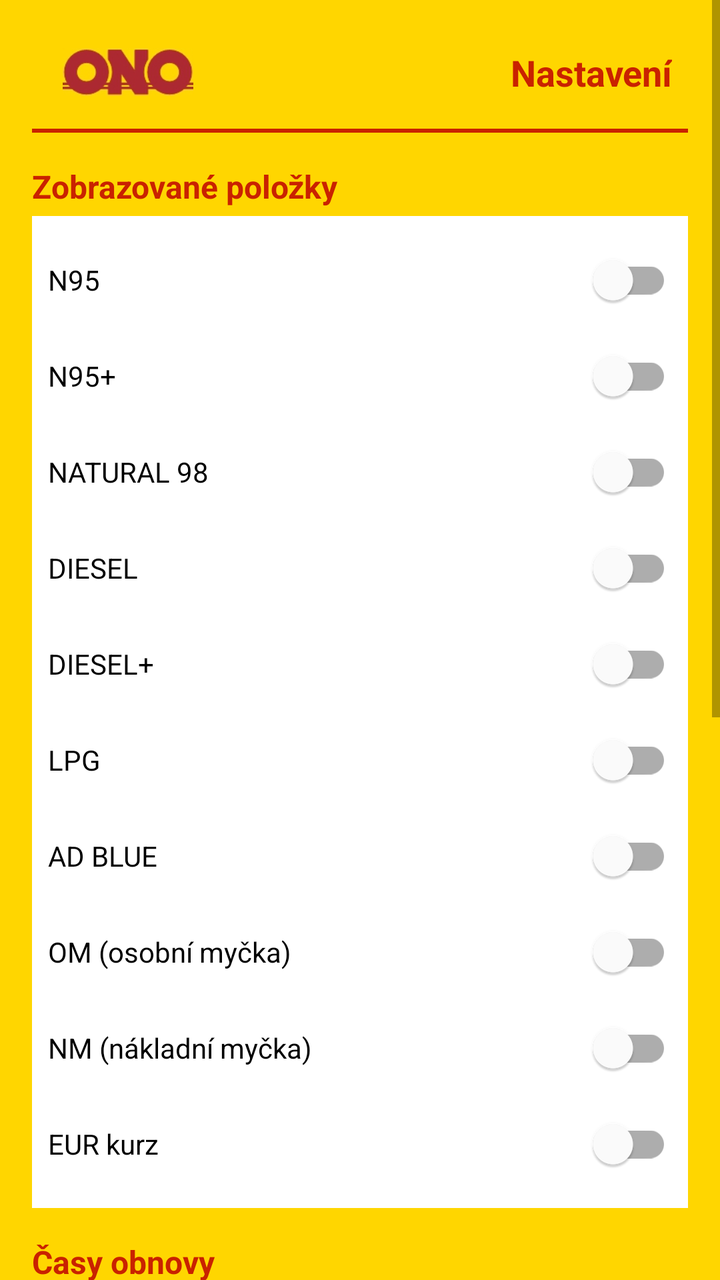
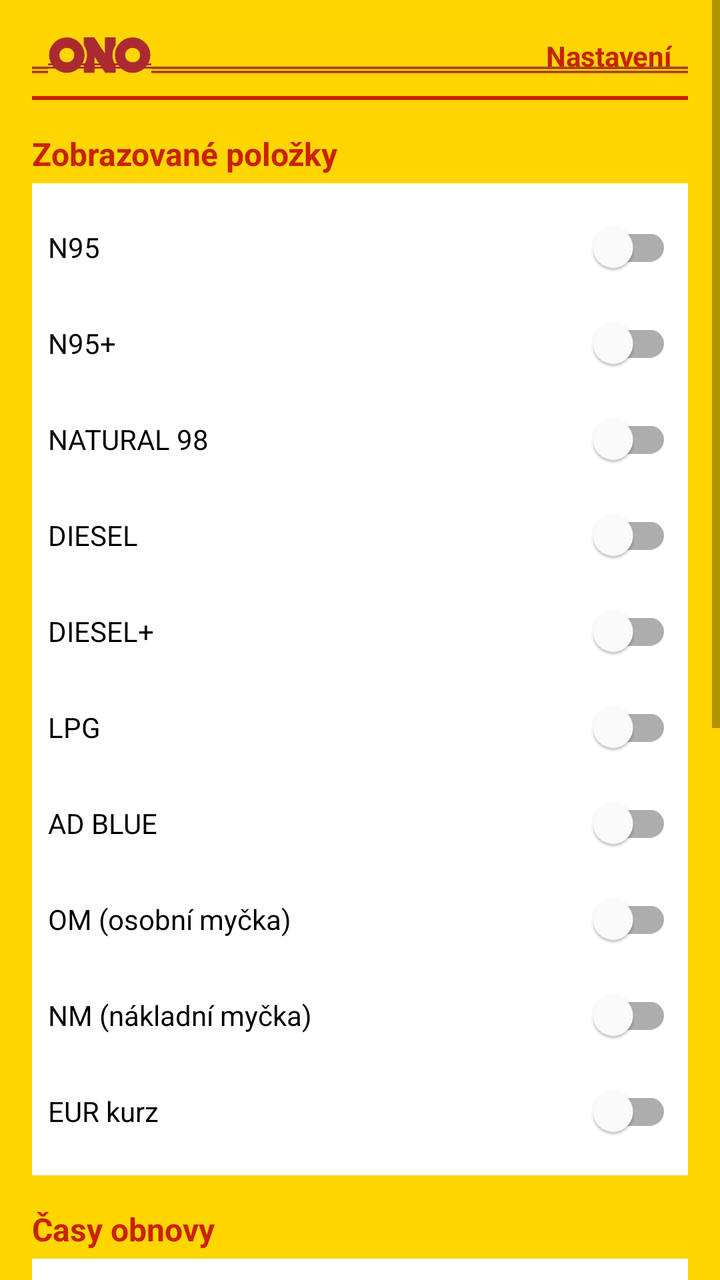

Two renders of the same Android screen: before a commit and after it. Below are the layout's source before the change and the commit's diff.
<!-- AndroidManifest.xml: activity theme Theme.TankONOWidget -->
<!-- res/layout/activity_main.xml -->
<?xml version="1.0" encoding="utf-8"?>

<ScrollView xmlns:android="http://schemas.android.com/apk/res/android"
    xmlns:app="http://schemas.android.com/apk/res-auto"
    android:layout_width="match_parent"
    android:layout_height="match_parent"
    android:background="@color/yellow">

    <LinearLayout
        android:layout_width="match_parent"
        android:layout_height="wrap_content"
        android:orientation="vertical"
        android:padding="16dp">

        
        <LinearLayout
            android:layout_width="match_parent"
            android:layout_height="wrap_content"
            android:orientation="horizontal"
            android:gravity="center_vertical"
            android:background="@color/yellow"
            android:padding="8dp">

            <ImageView
                android:layout_width="80dp"
                android:layout_height="24dp"
                android:src="@drawable/logo"
                android:scaleType="fitCenter" />

            <TextView
                android:layout_width="0dp"
                android:layout_weight="1"
                android:layout_height="wrap_content"
                android:text="Nastavení"
                android:textSize="18sp"
                android:textColor="@color/red"
                android:textStyle="bold"
                android:gravity="end" />

        </LinearLayout>

        
        <LinearLayout
            android:layout_width="match_parent"
            android:layout_height="wrap_content"
            android:orientation="horizontal"
            android:layout_marginTop="8dp"
            android:layout_marginBottom="8dp">

            <View
                android:layout_width="0dp"
                android:layout_weight="1"
                android:layout_height="2dp"
                android:background="@color/red" />

            <View
                android:layout_width="0dp"
                android:layout_weight="3"
                android:layout_height="2dp"
                android:background="@color/red" />

            <View
                android:layout_width="0dp"
                android:layout_weight="1"
                android:layout_height="2dp"
                android:background="@color/red" />

        </LinearLayout>

        
        <TextView
            android:layout_width="wrap_content"
            android:layout_height="wrap_content"
            android:text="Zobrazované položky"
            android:textSize="16sp"
            android:textStyle="bold"
            android:textColor="@color/red"
            android:layout_marginTop="8dp" />

        <LinearLayout
            android:layout_width="match_parent"
            android:layout_height="wrap_content"
            android:orientation="vertical"
            android:background="#FFFFFF"
            android:padding="8dp"
            android:layout_marginTop="4dp">

            <com.google.android.material.switchmaterial.SwitchMaterial
                android:id="@+id/switch_n95"
                android:layout_width="match_parent"
                android:layout_height="wrap_content"
                android:text="N95" />

            <com.google.android.material.switchmaterial.SwitchMaterial
                android:id="@+id/switch_n95p"
                android:layout_width="match_parent"
                android:layout_height="wrap_content"
                android:text="N95+" />

            <com.google.android.material.switchmaterial.SwitchMaterial
                android:id="@+id/switch_n98"
                android:layout_width="match_parent"
                android:layout_height="wrap_content"
                android:text="NATURAL 98" />

            <com.google.android.material.switchmaterial.SwitchMaterial
                android:id="@+id/switch_diesel"
                android:layout_width="match_parent"
                android:layout_height="wrap_content"
                android:text="DIESEL" />

            <com.google.android.material.switchmaterial.SwitchMaterial
                android:id="@+id/switch_diesel_plus"
                android:layout_width="match_parent"
                android:layout_height="wrap_content"
                android:text="DIESEL+" />

            <com.google.android.material.switchmaterial.SwitchMaterial
                android:id="@+id/switch_lpg"
                android:layout_width="match_parent"
                android:layout_height="wrap_content"
                android:text="LPG" />

            <com.google.android.material.switchmaterial.SwitchMaterial
                android:id="@+id/switch_adblue"
                android:layout_width="match_parent"
                android:layout_height="wrap_content"
                android:text="AD BLUE" />

            <com.google.android.material.switchmaterial.SwitchMaterial
                android:id="@+id/switch_om"
                android:layout_width="match_parent"
                android:layout_height="wrap_content"
                android:text="OM (osobní myčka)" />

            <com.google.android.material.switchmaterial.SwitchMaterial
                android:id="@+id/switch_nm"
                android:layout_width="match_parent"
                android:layout_height="wrap_content"
                android:text="NM (nákladní myčka)" />

            <com.google.android.material.switchmaterial.SwitchMaterial
                android:id="@+id/switch_euro"
                android:layout_width="match_parent"
                android:layout_height="wrap_content"
                android:text="EUR kurz" />

        </LinearLayout>

        
        <TextView
            android:layout_width="wrap_content"
            android:layout_height="wrap_content"
            android:text="Časy obnovy"
            android:textSize="16sp"
            android:textStyle="bold"
            android:textColor="@color/red"
            android:layout_marginTop="16dp" />

        <LinearLayout
            android:layout_width="match_parent"
            android:layout_height="wrap_content"
            android:orientation="vertical"
            android:background="#FFFFFF"
            android:padding="8dp"
            android:layout_marginTop="4dp">

            <LinearLayout
                android:layout_width="match_parent"
                android:layout_height="wrap_content"
                android:orientation="horizontal"
                android:layout_marginBottom="4dp">
                <TextView
                    android:layout_width="120dp"
                    android:layout_height="wrap_content"
                    android:text="Začátek špičky:" />
                <EditText
                    android:id="@+id/et_peak_start"
                    android:layout_width="0dp"
                    android:layout_weight="1"
                    android:layout_height="wrap_content"
                    android:inputType="text"
                    android:text="14:30" />
            </LinearLayout>

            <LinearLayout
                android:layout_width="match_parent"
                android:layout_height="wrap_content"
                android:orientation="horizontal"
                android:layout_marginBottom="4dp">
                <TextView
                    android:layout_width="120dp"
                    android:layout_height="wrap_content"
                    android:text="Konec špičky:" />
                <EditText
                    android:id="@+id/et_peak_end"
                    android:layout_width="0dp"
                    android:layout_weight="1"
                    android:layout_height="wrap_content"
                    android:inputType="text"
                    android:text="16:00" />
            </LinearLayout>

            <LinearLayout
                android:layout_width="match_parent"
                android:layout_height="wrap_content"
                android:orientation="horizontal"
                android:layout_marginBottom="4dp">
                <TextView
                    android:layout_width="120dp"
                    android:layout_height="wrap_content"
                    android:text="Interval špička (min):" />
                <EditText
                    android:id="@+id/et_peak_interval"
                    android:layout_width="0dp"
                    android:layout_weight="1"
                    android:layout_height="wrap_content"
                    android:inputType="number"
                    android:text="10" />
            </LinearLayout>

            <LinearLayout
                android:layout_width="match_parent"
                android:layout_height="wrap_content"
                android:orientation="horizontal">
                <TextView
                    android:layout_width="120dp"
                    android:layout_height="wrap_content"
                    android:text="Interval mimo (min):" />
                <EditText
                    android:id="@+id/et_off_peak_interval"
                    android:layout_width="0dp"
                    android:layout_weight="1"
                    android:layout_height="wrap_content"
                    android:inputType="number"
                    android:text="60" />
            </LinearLayout>

        </LinearLayout>

        
        <TextView
            android:layout_width="wrap_content"
            android:layout_height="wrap_content"
            android:text="Vzhled"
            android:textSize="16sp"
            android:textStyle="bold"
            android:textColor="@color/red"
            android:layout_marginTop="16dp" />

        <LinearLayout
            android:layout_width="match_parent"
            android:layout_height="wrap_content"
            android:orientation="vertical"
            android:background="#FFFFFF"
            android:padding="8dp"
            android:layout_marginTop="4dp">

            <com.google.android.material.switchmaterial.SwitchMaterial
                android:id="@+id/switch_hide_icon"
                android:layout_width="match_parent"
                android:layout_height="wrap_content"
                android:text="Skrýt ikonu ze seznamu aplikací" />

        </LinearLayout>

        
        <LinearLayout
            android:layout_width="match_parent"
            android:layout_height="wrap_content"
            android:orientation="horizontal"
            android:layout_marginTop="16dp">

            <Button
                android:id="@+id/btn_save"
                android:layout_width="0dp"
                android:layout_weight="1"
                android:layout_height="wrap_content"
                android:text="Uložit"
                android:backgroundTint="@color/red"
                android:layout_marginEnd="8dp" />

            <Button
                android:id="@+id/btn_update_now"
                android:layout_width="0dp"
                android:layout_weight="1"
                android:layout_height="wrap_content"
                android:text="Aktualizovat nyní"
                android:backgroundTint="@color/red" />

        </LinearLayout>

        
        <LinearLayout
            android:layout_width="match_parent"
            android:layout_height="wrap_content"
            android:orientation="horizontal"
            android:layout_marginTop="8dp">

            <Button
                android:id="@+id/btn_show_log"
                android:layout_width="0dp"
                android:layout_weight="1"
                android:layout_height="wrap_content"
                android:text="Zobrazit log"
                android:backgroundTint="@color/red"
                android:layout_marginEnd="4dp" />

            <Button
                android:id="@+id/btn_export_log"
                android:layout_width="0dp"
                android:layout_weight="1"
                android:layout_height="wrap_content"
                android:text="Export log"
                android:backgroundTint="@color/red"
                android:layout_marginStart="4dp"
                android:layout_marginEnd="4dp" />

            <Button
                android:id="@+id/btn_clear_log"
                android:layout_width="0dp"
                android:layout_weight="1"
                android:layout_height="wrap_content"
                android:text="Smazat log"
                android:backgroundTint="@color/red"
                android:layout_marginStart="4dp" />

        </LinearLayout>

        
        <TextView
            android:id="@+id/tv_last_update"
            android:layout_width="match_parent"
            android:layout_height="wrap_content"
            android:text="Poslední změna cen: --\nPoslední aktualizace: --"
            android:textSize="12sp"
            android:textColor="#666666"
            android:gravity="center"
            android:layout_marginTop="16dp" />

    </LinearLayout>

</ScrollView>
<!-- resources referenced by this layout -->
<resources>
  <color name="red">#C92200</color>
  <color name="yellow">#FFD600</color>
  <!-- drawable logo: jpg bitmap (drawable-hdpi, 9158 bytes) -->
  <style name="Theme.TankONOWidget" parent="Theme.MaterialComponents.DayNight.NoActionBar">
          <item name="colorPrimary">@color/tankono_red</item>
          <item name="colorPrimaryVariant">@color/tankono_red</item>
          <item name="colorOnPrimary">@color/white</item>
          <item name="colorSecondary">@color/tankono_yellow</item>
          <item name="colorSecondaryVariant">@color/tankono_yellow</item>
          <item name="colorOnSecondary">@color/black</item>
          <item name="android:statusBarColor">@color/tankono_red</item>
      </style>
  <color name="tankono_red">#C92200</color>
  <color name="white">#FFFFFF</color>
  <color name="tankono_yellow">#FFD600</color>
  <color name="black">#000000</color>
</resources>

<!-- the commit's change to res/layout/activity_main.xml (unified diff, before → after) -->
@@ -13,31 +13,42 @@
         android:padding="16dp">
 
         
-        <LinearLayout
-            android:layout_width="match_parent"
-            android:layout_height="wrap_content"
-            android:orientation="horizontal"
-            android:gravity="center_vertical"
-            android:background="@color/yellow"
-            android:padding="8dp">
-
+        <FrameLayout
+            android:layout_width="match_parent"
+            android:layout_height="wrap_content"
+            android:background="@color/yellow">
+
+            
             <ImageView
-                android:layout_width="80dp"
+                android:layout_width="match_parent"
                 android:layout_height="24dp"
-                android:src="@drawable/logo"
-                android:scaleType="fitCenter" />
-
+                android:src="@drawable/logo_linka"
+                android:scaleType="fitXY"
+                android:tileMode="repeat"
+                android:contentDescription="Linka pozadí" />
+
+            
+            <ImageView
+                android:layout_width="wrap_content"
+                android:layout_height="20dp"
+                android:src="@drawable/logo_text"
+                android:scaleType="fitStart"
+                android:layout_gravity="center_vertical|start"
+                android:layout_marginStart="8dp"
+                android:contentDescription="ONO text" />
+
+            
             <TextView
-                android:layout_width="0dp"
-                android:layout_weight="1"
+                android:layout_width="wrap_content"
                 android:layout_height="wrap_content"
                 android:text="Nastavení"
-                android:textSize="18sp"
+                android:textSize="14sp"
                 android:textColor="@color/red"
                 android:textStyle="bold"
-                android:gravity="end" />
-
-        </LinearLayout>
+                android:layout_gravity="center_vertical|end"
+                android:layout_marginEnd="8dp" />
+
+        </FrameLayout>
 
         
         <LinearLayout
<!-- resource entries referenced after the edit -->
@@ -2,7 +2,8 @@
 <resources>
   <color name="red">#C92200</color>
   <color name="yellow">#FFD600</color>
-  <!-- drawable logo: jpg bitmap (drawable-hdpi, 9158 bytes) -->
+  <!-- drawable logo_linka: jpg bitmap (drawable-hdpi, 402 bytes) -->
+  <!-- drawable logo_text: jpg bitmap (drawable-hdpi, 9158 bytes) -->
   <style name="Theme.TankONOWidget" parent="Theme.MaterialComponents.DayNight.NoActionBar">
           <item name="colorPrimary">@color/tankono_red</item>
           <item name="colorPrimaryVariant">@color/tankono_red</item>
